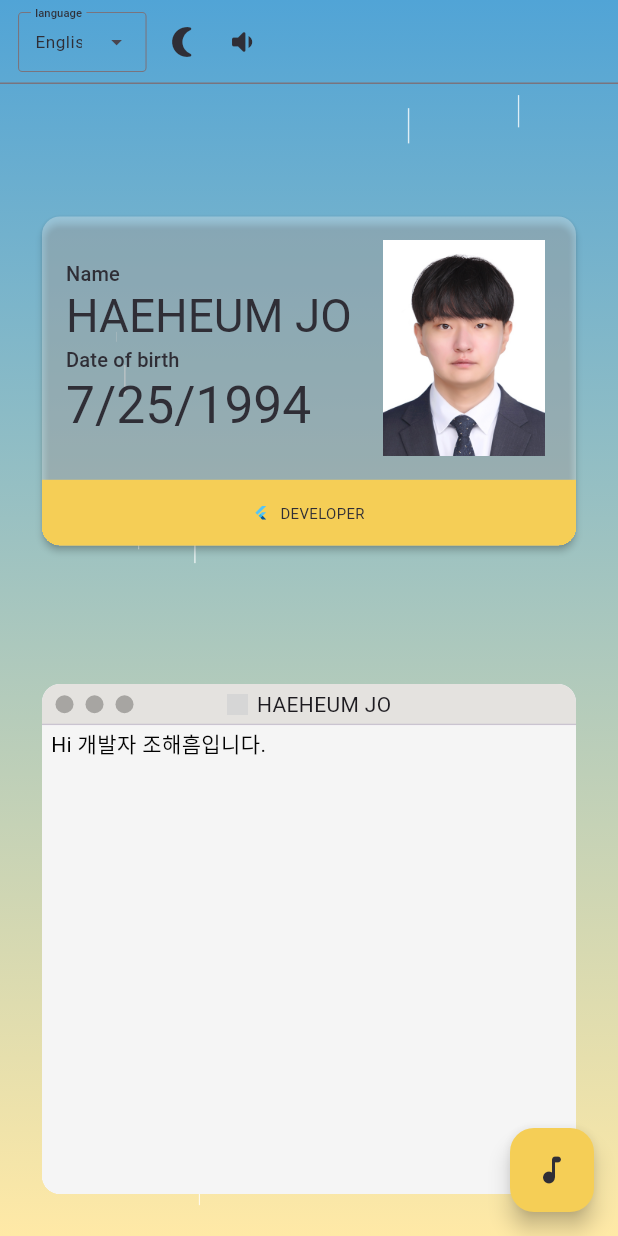
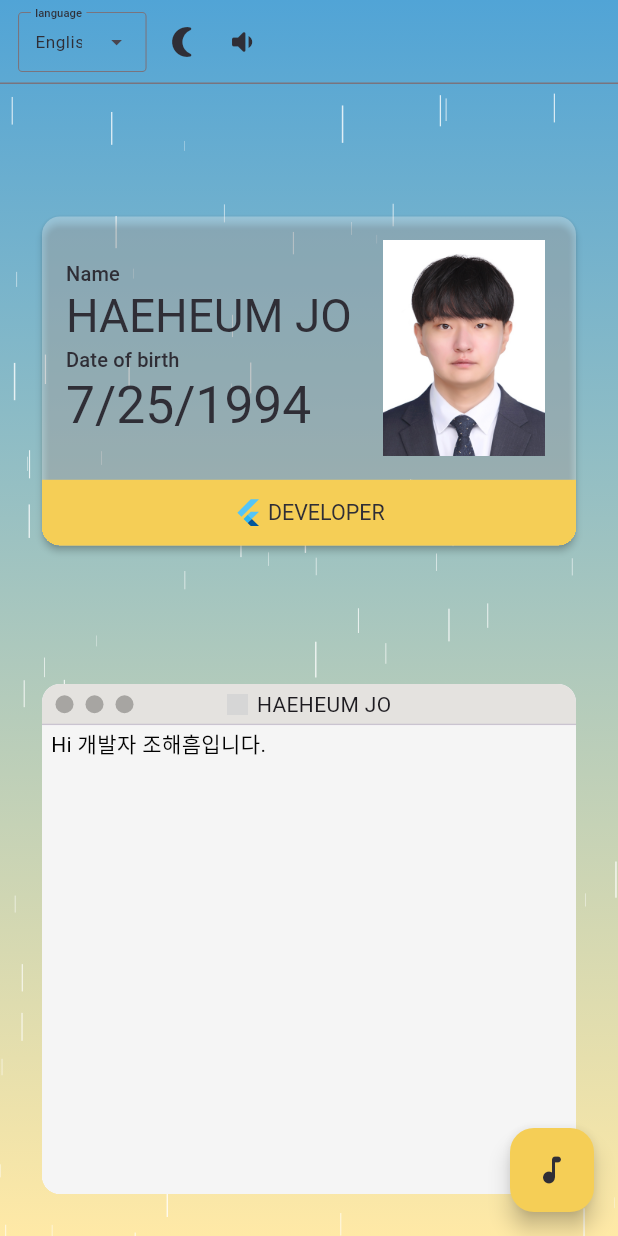
Before and after one commit to Haeheum/portfolio, a Flutter app: the screen it shows after launch, on a phone screen of 412 x 824 dp. Run offline on Flutter 3.47's test engine with Material 3 defaults, Android fonts, the light colour scheme and no system bars; our stand-ins replace audioplayers, google_fonts; Roboto replaces fonts that are missing (Jua); grey boxes are pictures that could not be loaded.

Commit message:
refactor: digital rain 로직 단순화

```diff
--- a/lib/src/presentation/custom/digital_rain.dart
+++ b/lib/src/presentation/custom/digital_rain.dart
@@ -66,7 +66,7 @@ class RainingTextsPainter extends CustomPainter {
   final _skyPaint = Paint();
   late final LinearGradient _skyGradient;
 
-  late int _rainCount;
+  final int _rainCount = 100;
   late List<_SingleRainDrop> _rain;
   Size? _size;
   DateTime _lastTime = DateTime.now();
@@ -94,7 +94,6 @@ class RainingTextsPainter extends CustomPainter {
           0, -kToolbarHeight, size.width, size.height + kToolbarHeight);
       _skyPaint.shader = _skyGradient.createShader(_canvasRectangle);
 
-      _rainCount = (size.width * size.height / 25000).round();
       _rain = List.generate(_rainCount, (i) {
         return _SingleRainDrop(
           rainColor: _rainColor,
@@ -112,46 +111,17 @@ class RainingTextsPainter extends CustomPainter {
       _canvasRectangle = Rect.fromLTWH(
           0, -kToolbarHeight, size.width, size.height + kToolbarHeight);
       _skyPaint.shader = _skyGradient.createShader(_canvasRectangle);
-
-      // New rain count
-      _rainCount = (size.width * size.height / 25000).round();
-      // Add rainDrops
-      if (_rainCount > _rain.length) {
-        int difference = _rainCount - _rain.length;
-
-        List<_SingleRainDrop> additionalRain = List.generate(difference, (i) {
-          return _SingleRainDrop(
-            rainColor: _rainColor,
-            bounds: size,
-          );
-        });
-
-        _rain.addAll(additionalRain);
-      }
     }
     // Draw background
     canvas.drawRect(_canvasRectangle, _skyPaint);
 
-    List<int> removeIndex = [];
-    for (int i = 0; i < _rain.length; i++) {
+    for (final raindrop in _rain) {
       if (didResize) {
-        bool shouldRemove = _rain[i].updateBounds(size, _rainCount, _rain);
-        if (shouldRemove) {
-          removeIndex.add(i);
-          continue;
-        }
+        raindrop.updateBounds(size);
       }
-      bool shouldRemove =
-          _rain[i].update(size, dt.inMilliseconds / 1000, _rainCount, _rain);
-      if (shouldRemove) {
-        removeIndex.add(i);
-        continue;
-      }
-      _rain[i].draw(canvas);
-    }
-    removeIndex.sort((b, a) => a.compareTo(b));
-    for (int index in removeIndex) {
-      _rain.removeAt(index);
+
+      raindrop.update(dt.inMilliseconds / 1000);
+      raindrop.draw(canvas);
     }
 
     _size = size;
@@ -199,38 +169,28 @@ class _SingleRainDrop {
     canvas.drawRect(rainRect, _rainPaint);
   }
 
-  bool update(
-      Size newBounds, double dt, int rainCount, List<_SingleRainDrop> rain) {
+  void update(double dt) {
     if (_position.y + _length > _bounds.height) {
       _useReducedLength = true;
       _reducedLength = _bounds.height - _position.y;
     }
 
     if (_position.y > _bounds.height) {
-      if (rainCount < rain.length) {
-        return true;
-      }
       _useReducedLength = false;
       _position.x = _random.nextDouble() * _bounds.width;
       _position.y = -_length - kToolbarHeight;
     }
     _position.y += _ySpeed * dt;
-    return false;
   }
 
-  bool updateBounds(Size newBounds, int rainCount, List<_SingleRainDrop> rain) {
+  void updateBounds(Size newBounds) {
     if (!newBounds.contains(Offset(_position.x, _position.y))) {
       if (!newBounds.contains(
           Offset(_position.x, _position.y + _length + kToolbarHeight))) {
-        if (rainCount < rain.length) {
-          return true;
-        } else {
-          _position.x = _random.nextDouble() * newBounds.width;
-          _position.y = (-_length - kToolbarHeight);
-        }
+        _position.x = _random.nextDouble() * newBounds.width;
+        _position.y = (-_length - kToolbarHeight);
       }
     }
     _bounds = newBounds;
-    return false;
   }
 }
--- a/lib/src/presentation/home/page_home.dart
+++ b/lib/src/presentation/home/page_home.dart
@@ -166,9 +166,7 @@ class _HomePageState extends State<HomePage> {
                                 color: Theme.of(context)
                                     .extension<ExtensionColors>()!
                                     .cardBackgroundColor,
-                                child: LayoutBuilder(
-                                    builder: (context, constraints) {
-                                  return ScaleOnHover(
+                                child: ScaleOnHover(
                                   onHover: (onHover) {
                                     if (onHover) {
                                       _consoleMessage.value =
@@ -185,29 +183,32 @@ class _HomePageState extends State<HomePage> {
                                           const ProjectsPage()),
                                     );
                                   },
+                                  child: FittedBox(
                                     child: Row(
                                       mainAxisAlignment:
                                       MainAxisAlignment.center,
                                       children: [
                                         FlutterLogo(
-                                          size: constraints.maxHeight / 2,
+                                          size: 50,
                                           style: FlutterLogoStyle.markOnly,
                                           duration: const Duration(seconds: 0),
                                         ),
                                         const SizedBox(width: 8),
                                         Text(
                                           S.of(context).developer,
-                                          style: TextStyle(
-                                              fontSize:
-                                                  constraints.maxHeight / 2,
+                                          style: Theme.of(context)
+                                              .textTheme
+                                              .displaySmall
+                                              ?.copyWith(
                                               color: Theme.of(context)
-                                                  .extension<ExtensionColors>()!
+                                                  .extension<
+                                                  ExtensionColors>()!
                                                   .textColor),
                                         ),
                                       ],
                                     ),
-                                  );
-                                }),
+                                  ),
+                                ),
                               ),
                             ),
                           ],
@@ -229,8 +230,14 @@ class _HomePageState extends State<HomePage> {
           ),
         ),
       ]),
-      floatingActionButton: FloatingActionButton(
-          tooltip: S.of(context).musicTooltip,
+      floatingActionButton: MouseRegion(
+        onEnter: (_) {
+          _consoleMessage.value = S.of(context).musicTooltip;
+        },
+        onExit: (_) {
+          _consoleMessage.value = null;
+        },
+        child: FloatingActionButton(
             onPressed: () {
               showModalBottomSheet(
                 context: context,
@@ -244,6 +251,7 @@ class _HomePageState extends State<HomePage> {
               );
             },
             child: const Icon(Icons.music_note_rounded)),
+      ),
     );
   }
 }
```
Lines whose indentation alone changed are shown as unchanged.
